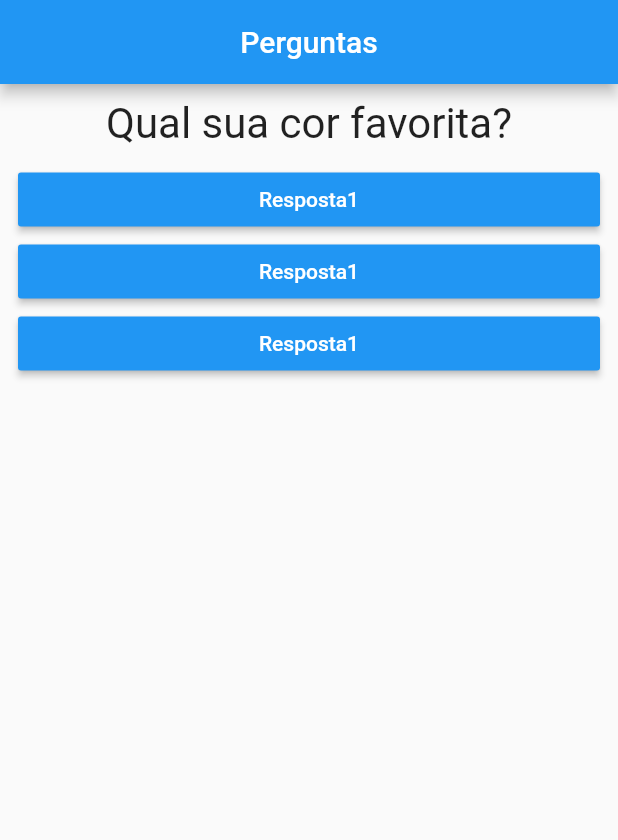
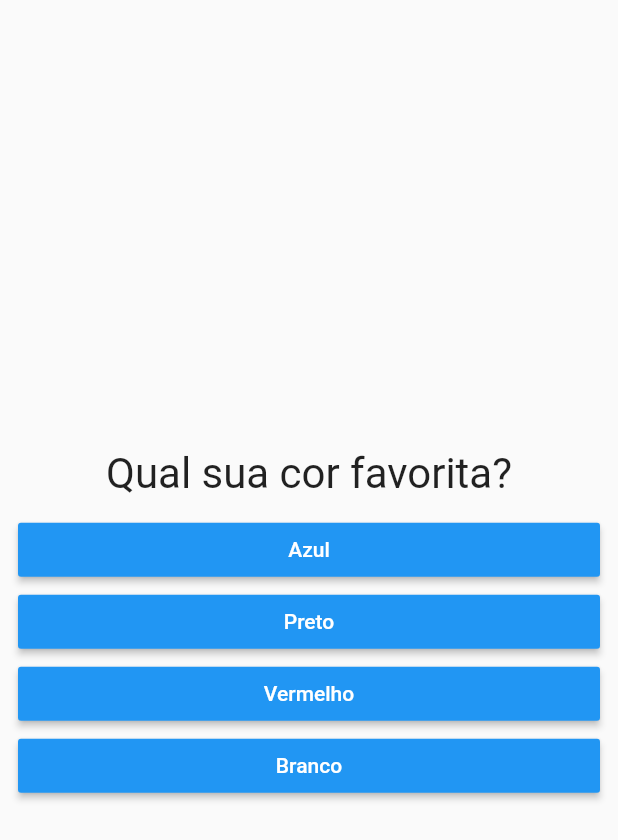
Before and after one commit to DavidCarrilho/questions_flutter, a Flutter app: the screen it shows after launch, on a phone screen of 412 x 824 dp. Shown: the top 840 px of the screen. Run offline on Flutter 3.47's test engine with Material 2 defaults, Android fonts, the phone set to English and light mode, and no system bars.

Commit message:
criando o fluxo de respoder

```diff
--- a/lib/main.dart
+++ b/lib/main.dart
@@ -22,13 +22,7 @@ class Home extends StatefulWidget {
 class _HomeState extends State<Home> {
   var _perguntaSelecionada = 0;
 
-  void _responder() {
-    setState(() {
-      _perguntaSelecionada++;
-    });
-  }
-
-  final List<Map<String, Object>> perguntas = [
+  final _perguntas = const [
     {
       'texto': 'Qual sua cor favorita?',
       'respostas': [
@@ -40,7 +34,7 @@ class _HomeState extends State<Home> {
     },
     {
       'texto': 'Qual seu animal favorito?',
-      'resposta': [
+      'respostas': [
         'Coelho',
         'Cachorro',
         'Macaco',
@@ -49,7 +43,7 @@ class _HomeState extends State<Home> {
     },
     {
       'texto': 'Qual seu Professor favorito?',
-      'resposta': [
+      'respostas': [
         'Luan',
         'Jane',
         'josé',
@@ -58,21 +52,34 @@ class _HomeState extends State<Home> {
     },
   ];
 
+  void _responder() {
+    if (temPerguntaSelecionada) {
+      setState(() {
+        _perguntaSelecionada++;
+      });
+    }
+  }
+
+  bool get temPerguntaSelecionada {
+    return _perguntaSelecionada < _perguntas.length;
+  }
+
   @override
   Widget build(BuildContext context) {
+    List<String> anwsers = temPerguntaSelecionada
+        ? _perguntas[_perguntaSelecionada]['respostas']
+        : null;
+
     return Scaffold(
-      appBar: AppBar(
-        title: Text("Perguntas"),
-        centerTitle: true,
-      ),
-      body: Column(
-        children: [
-          Question(perguntas[_perguntaSelecionada]['texto']),
-          Anwser('Resposta1', _responder),
-          Anwser('Resposta1', _responder),
-          Anwser('Resposta1', _responder),
-        ],
-      ),
+      body: temPerguntaSelecionada
+          ? Column(
+              mainAxisAlignment: MainAxisAlignment.center,
+              children: [
+                Question(_perguntas[_perguntaSelecionada]['texto']),
+                ...anwsers.map((t) => Anwser(t, _responder)).toList(),
+              ],
+            )
+          : null,
     );
   }
 }
```
